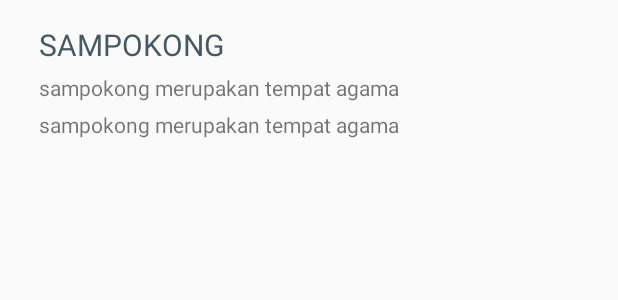
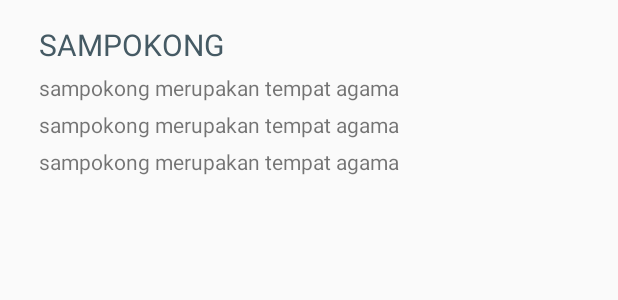
Before and after one commit to evalinanatalia/skripsi, an Android app: the layout item_list.xml on its own in the app's theme, with its tools: preview values and no code run, on a phone screen of 412 x 824 dp. Shown: the top 300 px of the screen. Run offline under Robolectric (Android 15) with nearby library versions, the phone set to English and light mode, and no system bars.

```diff
--- a/app/src/main/res/layout/item_list.xml
+++ b/app/src/main/res/layout/item_list.xml
@@ -9,32 +9,39 @@
 
     <LinearLayout
         android:layout_width="match_parent"
+        android:layout_height="110dp"
         android:layout_marginLeft="16dp"
-        android:orientation="vertical"
-        android:layout_height="80dp">
+        android:orientation="vertical">
 
         <TextView
             android:id="@+id/txt_judul"
             android:layout_width="wrap_content"
             android:layout_height="wrap_content"
-            android:textSize="20sp"
+            android:text="sampokong"
             android:textAllCaps="true"
             android:textColor="@color/colorPrimaryDark"
-            android:text="sampokong"/>
+            android:textSize="20sp" />
+
         <TextView
             android:id="@+id/txt_keterangan"
             android:layout_width="wrap_content"
             android:layout_height="wrap_content"
             android:layout_marginTop="5dp"
-            android:text="sampokong merupakan tempat agama"
-            />
+            android:text="sampokong merupakan tempat agama" />
+
         <TextView
             android:id="@+id/txt_km"
             android:layout_width="wrap_content"
             android:layout_height="wrap_content"
             android:layout_marginTop="5dp"
-            android:text="sampokong merupakan tempat agama"
-            />
+            android:text="sampokong merupakan tempat agama" />
+
+        <TextView
+            android:id="@+id/txt_mobil"
+            android:layout_width="wrap_content"
+            android:layout_height="wrap_content"
+            android:layout_marginTop="5dp"
+            android:text="sampokong merupakan tempat agama" />
     </LinearLayout>
 
 </LinearLayout>
```
Also changed, not shown: app/src/main/java/com/example/trusts/adapter/MobilAdapter.java (+4 -3 lines), app/src/main/java/com/example/trusts/model/MobilKeluar.java (+10 -0 lines).
